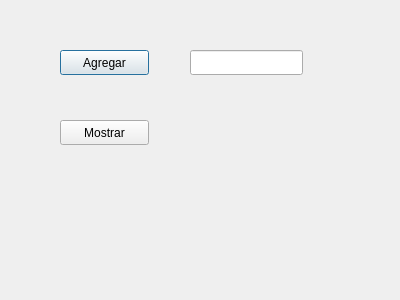
Before: the Qt Designer form tarea 2 datos/GUI/ll_window.ui in Calquito/tarea-2-Datos-II, drawn with Qt 5.
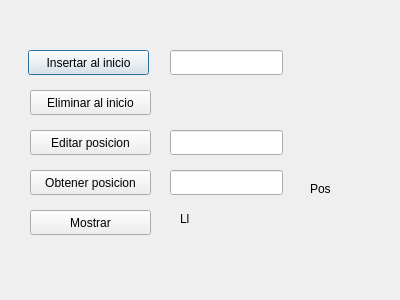
After: the same form once the commit is applied.

Patch:
```diff
--- a/tarea 2 datos/GUI/ll_window.ui
+++ b/tarea 2 datos/GUI/ll_window.ui
@@ -16,20 +16,20 @@
   <widget class="QPushButton" name="pushButton">
    <property name="geometry">
     <rect>
-     <x>60</x>
+     <x>28</x>
      <y>50</y>
-     <width>89</width>
+     <width>121</width>
      <height>25</height>
     </rect>
    </property>
    <property name="text">
-    <string>Agregar</string>
+    <string>Insertar al inicio</string>
    </property>
   </widget>
   <widget class="QLineEdit" name="lineedit1">
    <property name="geometry">
     <rect>
-     <x>190</x>
+     <x>170</x>
      <y>50</y>
      <width>113</width>
      <height>25</height>
@@ -42,14 +42,14 @@
   <widget class="QPushButton" name="pushButton_2">
    <property name="geometry">
     <rect>
-     <x>60</x>
-     <y>120</y>
-     <width>89</width>
+     <x>30</x>
+     <y>90</y>
+     <width>121</width>
      <height>25</height>
     </rect>
    </property>
    <property name="text">
-    <string>Mostrar</string>
+    <string>Eliminar al inicio</string>
    </property>
   </widget>
   <widget class="QLabel" name="label">
@@ -65,6 +65,97 @@
     <string/>
    </property>
   </widget>
+  <widget class="QPushButton" name="pushButton_3">
+   <property name="geometry">
+    <rect>
+     <x>30</x>
+     <y>130</y>
+     <width>121</width>
+     <height>25</height>
+    </rect>
+   </property>
+   <property name="text">
+    <string>Editar posicion</string>
+   </property>
+  </widget>
+  <widget class="QPushButton" name="pushButton_4">
+   <property name="geometry">
+    <rect>
+     <x>30</x>
+     <y>170</y>
+     <width>121</width>
+     <height>25</height>
+    </rect>
+   </property>
+   <property name="text">
+    <string>Obtener posicion</string>
+   </property>
+  </widget>
+  <widget class="QLineEdit" name="lineedit1_3">
+   <property name="geometry">
+    <rect>
+     <x>170</x>
+     <y>130</y>
+     <width>113</width>
+     <height>25</height>
+    </rect>
+   </property>
+   <property name="maxLength">
+    <number>100</number>
+   </property>
+  </widget>
+  <widget class="QLineEdit" name="lineedit1_4">
+   <property name="geometry">
+    <rect>
+     <x>170</x>
+     <y>170</y>
+     <width>113</width>
+     <height>25</height>
+    </rect>
+   </property>
+   <property name="maxLength">
+    <number>100</number>
+   </property>
+  </widget>
+  <widget class="QPushButton" name="pushButton_5">
+   <property name="geometry">
+    <rect>
+     <x>30</x>
+     <y>210</y>
+     <width>121</width>
+     <height>25</height>
+    </rect>
+   </property>
+   <property name="text">
+    <string>Mostrar</string>
+   </property>
+  </widget>
+  <widget class="QLabel" name="label_3">
+   <property name="geometry">
+    <rect>
+     <x>310</x>
+     <y>180</y>
+     <width>67</width>
+     <height>17</height>
+    </rect>
+   </property>
+   <property name="text">
+    <string>Pos</string>
+   </property>
+  </widget>
+  <widget class="QLabel" name="label_2">
+   <property name="geometry">
+    <rect>
+     <x>180</x>
+     <y>210</y>
+     <width>67</width>
+     <height>17</height>
+    </rect>
+   </property>
+   <property name="text">
+    <string>Ll</string>
+   </property>
+  </widget>
  </widget>
  <resources/>
  <connections/>
```
